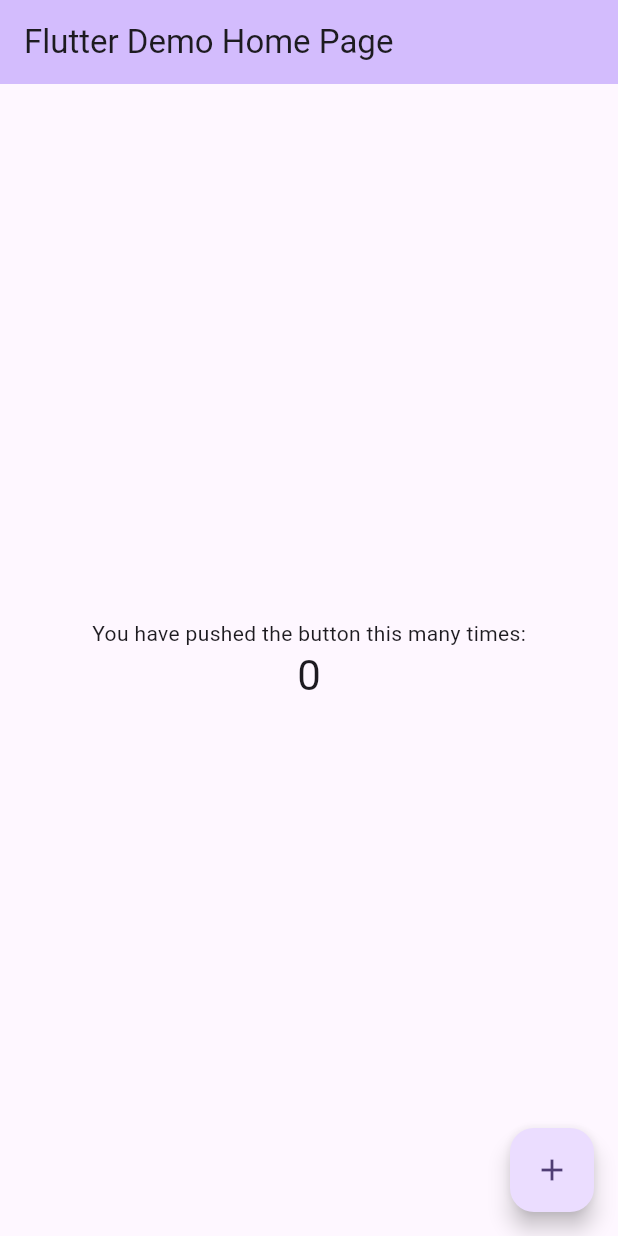
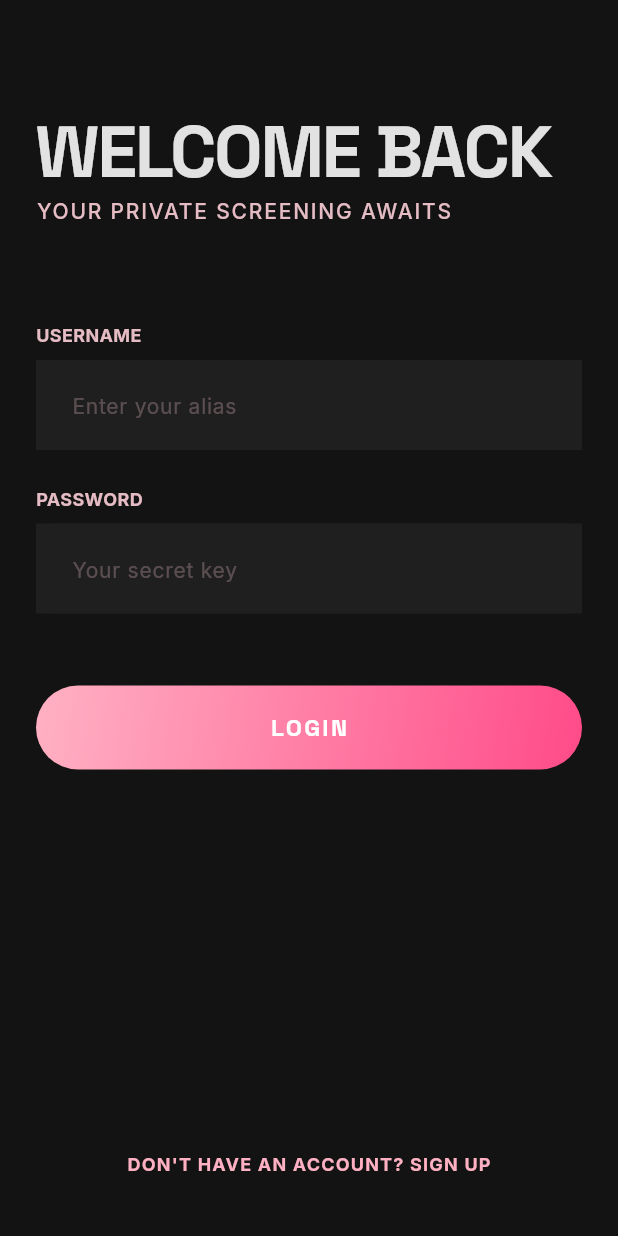
Before and after one commit to anoochit/cineswipe, a Flutter app: the screen it shows after launch, on a phone screen of 412 x 824 dp. Run offline on Flutter 3.47's test engine with Material 3 defaults, Android fonts, the phone set to English and light mode, and no system bars; our stand-ins replace google_fonts.

Commit message:
apply design in login screen

```diff
--- /dev/null
+++ b/lib/login_screen.dart
@@ -0,0 +1,199 @@
+import 'package:flutter/material.dart';
+import 'package:google_fonts/google_fonts.dart';
+
+class LoginScreen extends StatefulWidget {
+  const LoginScreen({super.key});
+
+  @override
+  State<LoginScreen> createState() => _LoginScreenState();
+}
+
+class _LoginScreenState extends State<LoginScreen> {
+  final _usernameController = TextEditingController();
+  final _passwordController = TextEditingController();
+
+  @override
+  void dispose() {
+    _usernameController.dispose();
+    _passwordController.dispose();
+    super.dispose();
+  }
+
+  @override
+  Widget build(BuildContext context) {
+    final theme = Theme.of(context);
+    final colorScheme = theme.colorScheme;
+    final textTheme = theme.textTheme;
+
+    return Scaffold(
+      body: SafeArea(
+        child: Padding(
+          padding: const EdgeInsets.symmetric(horizontal: 24.0),
+          child: Column(
+            crossAxisAlignment: CrossAxisAlignment.start,
+            children: [
+              const SizedBox(height: 80),
+              // Cinematic Headline
+              Text(
+                'WELCOME BACK',
+                style: GoogleFonts.spaceGrotesk(
+                  color: colorScheme.onSurface,
+                  fontSize: 48,
+                  fontWeight: FontWeight.bold,
+                  letterSpacing: -1.5,
+                  height: 0.9,
+                ),
+              ),
+              const SizedBox(height: 8),
+              Text(
+                'YOUR PRIVATE SCREENING AWAITS',
+                style: textTheme.labelLarge?.copyWith(
+                  letterSpacing: 1.2,
+                ),
+              ),
+              const SizedBox(height: 64),
+              // Username Input
+              _CineSwipeTextField(
+                controller: _usernameController,
+                label: 'USERNAME',
+                hint: 'Enter your alias',
+              ),
+              const SizedBox(height: 24),
+              // Password Input
+              _CineSwipeTextField(
+                controller: _passwordController,
+                label: 'PASSWORD',
+                hint: 'Your secret key',
+                obscureText: true,
+              ),
+              const SizedBox(height: 48),
+              // Login Button with Pulse Gradient
+              _CineSwipeButton(
+                onPressed: () {
+                  // Handle login
+                },
+                text: 'LOGIN',
+              ),
+              const Spacer(),
+              // Footer link
+              Center(
+                child: TextButton(
+                  onPressed: () {
+                    // Navigate to signup
+                  },
+                  child: Text(
+                    "DON'T HAVE AN ACCOUNT? SIGN UP",
+                    style: GoogleFonts.inter(
+                      color: colorScheme.primary,
+                      fontSize: 12,
+                      fontWeight: FontWeight.bold,
+                      letterSpacing: 0.8,
+                    ),
+                  ),
+                ),
+              ),
+              const SizedBox(height: 24),
+            ],
+          ),
+        ),
+      ),
+    );
+  }
+}
+
+class _CineSwipeTextField extends StatelessWidget {
+  final TextEditingController controller;
+  final String label;
+  final String hint;
+  final bool obscureText;
+
+  const _CineSwipeTextField({
+    required this.controller,
+    required this.label,
+    required this.hint,
+    this.obscureText = false,
+  });
+
+  @override
+  Widget build(BuildContext context) {
+    final theme = Theme.of(context);
+    final decoration = theme.inputDecorationTheme;
+
+    return Column(
+      crossAxisAlignment: CrossAxisAlignment.start,
+      children: [
+        Text(
+          label,
+          style: decoration.labelStyle,
+        ),
+        const SizedBox(height: 8),
+        Container(
+          decoration: BoxDecoration(
+            color: decoration.fillColor,
+            borderRadius: BorderRadius.circular(12),
+          ),
+          child: TextField(
+            controller: controller,
+            obscureText: obscureText,
+            style: GoogleFonts.inter(color: theme.colorScheme.onSurface),
+            decoration: InputDecoration(
+              hintText: hint,
+              hintStyle: decoration.hintStyle,
+              contentPadding: const EdgeInsets.symmetric(
+                horizontal: 20,
+                vertical: 18,
+              ),
+              border: InputBorder.none,
+            ),
+          ),
+        ),
+      ],
+    );
+  }
+}
+
+class _CineSwipeButton extends StatelessWidget {
+  final VoidCallback onPressed;
+  final String text;
+
+  const _CineSwipeButton({
+    required this.onPressed,
+    required this.text,
+  });
+
+  @override
+  Widget build(BuildContext context) {
+    final colorScheme = Theme.of(context).colorScheme;
+
+    return Container(
+      width: double.infinity,
+      height: 56,
+      decoration: BoxDecoration(
+        gradient: LinearGradient(
+          colors: [colorScheme.primary, colorScheme.primaryContainer],
+          begin: Alignment.topLeft,
+          end: Alignment.bottomRight,
+        ),
+        borderRadius: BorderRadius.circular(28),
+      ),
+      child: Material(
+        color: Colors.transparent,
+        child: InkWell(
+          onTap: onPressed,
+          borderRadius: BorderRadius.circular(28),
+          child: Center(
+            child: Text(
+              text,
+              style: GoogleFonts.spaceGrotesk(
+                color: Colors.white,
+                fontSize: 16,
+                fontWeight: FontWeight.bold,
+                letterSpacing: 1.5,
+              ),
+            ),
+          ),
+        ),
+      ),
+    );
+  }
+}
--- a/lib/main.dart
+++ b/lib/main.dart
@@ -1,122 +1,21 @@
 import 'package:flutter/material.dart';
+import 'theme.dart';
+import 'login_screen.dart';
 
 void main() {
-  runApp(const MyApp());
+  runApp(const CineSwipeApp());
 }
 
-class MyApp extends StatelessWidget {
-  const MyApp({super.key});
+class CineSwipeApp extends StatelessWidget {
+  const CineSwipeApp({super.key});
 
-  // This widget is the root of your application.
   @override
   Widget build(BuildContext context) {
     return MaterialApp(
-      title: 'Flutter Demo',
-      theme: ThemeData(
-        // This is the theme of your application.
-        //
-        // TRY THIS: Try running your application with "flutter run". You'll see
-        // the application has a purple toolbar. Then, without quitting the app,
-        // try changing the seedColor in the colorScheme below to Colors.green
-        // and then invoke "hot reload" (save your changes or press the "hot
-        // reload" button in a Flutter-supported IDE, or press "r" if you used
-        // the command line to start the app).
-        //
-        // Notice that the counter didn't reset back to zero; the application
-        // state is not lost during the reload. To reset the state, use hot
-        // restart instead.
-        //
-        // This works for code too, not just values: Most code changes can be
-        // tested with just a hot reload.
-        colorScheme: .fromSeed(seedColor: Colors.deepPurple),
-      ),
-      home: const MyHomePage(title: 'Flutter Demo Home Page'),
+      title: 'CineSwipe',
+      debugShowCheckedModeBanner: false,
+      theme: CineSwipeTheme.darkTheme,
+      home: const LoginScreen(),
     );
   }
 }
-
-class MyHomePage extends StatefulWidget {
-  const MyHomePage({super.key, required this.title});
-
-  // This widget is the home page of your application. It is stateful, meaning
-  // that it has a State object (defined below) that contains fields that affect
-  // how it looks.
-
-  // This class is the configuration for the state. It holds the values (in this
-  // case the title) provided by the parent (in this case the App widget) and
-  // used by the build method of the State. Fields in a Widget subclass are
-  // always marked "final".
-
-  final String title;
-
-  @override
-  State<MyHomePage> createState() => _MyHomePageState();
-}
-
-class _MyHomePageState extends State<MyHomePage> {
-  int _counter = 0;
-
-  void _incrementCounter() {
-    setState(() {
-      // This call to setState tells the Flutter framework that something has
-      // changed in this State, which causes it to rerun the build method below
-      // so that the display can reflect the updated values. If we changed
-      // _counter without calling setState(), then the build method would not be
-      // called again, and so nothing would appear to happen.
-      _counter++;
-    });
-  }
-
-  @override
-  Widget build(BuildContext context) {
-    // This method is rerun every time setState is called, for instance as done
-    // by the _incrementCounter method above.
-    //
-    // The Flutter framework has been optimized to make rerunning build methods
-    // fast, so that you can just rebuild anything that needs updating rather
-    // than having to individually change instances of widgets.
-    return Scaffold(
-      appBar: AppBar(
-        // TRY THIS: Try changing the color here to a specific color (to
-        // Colors.amber, perhaps?) and trigger a hot reload to see the AppBar
-        // change color while the other colors stay the same.
-        backgroundColor: Theme.of(context).colorScheme.inversePrimary,
-        // Here we take the value from the MyHomePage object that was created by
-        // the App.build method, and use it to set our appbar title.
-        title: Text(widget.title),
-      ),
-      body: Center(
-        // Center is a layout widget. It takes a single child and positions it
-        // in the middle of the parent.
-        child: Column(
-          // Column is also a layout widget. It takes a list of children and
-          // arranges them vertically. By default, it sizes itself to fit its
-          // children horizontally, and tries to be as tall as its parent.
-          //
-          // Column has various properties to control how it sizes itself and
-          // how it positions its children. Here we use mainAxisAlignment to
-          // center the children vertically; the main axis here is the vertical
-          // axis because Columns are vertical (the cross axis would be
-          // horizontal).
-          //
-          // TRY THIS: Invoke "debug painting" (choose the "Toggle Debug Paint"
-          // action in the IDE, or press "p" in the console), to see the
-          // wireframe for each widget.
-          mainAxisAlignment: .center,
-          children: [
-            const Text('You have pushed the button this many times:'),
-            Text(
-              '$_counter',
-              style: Theme.of(context).textTheme.headlineMedium,
-            ),
-          ],
-        ),
-      ),
-      floatingActionButton: FloatingActionButton(
-        onPressed: _incrementCounter,
-        tooltip: 'Increment',
-        child: const Icon(Icons.add),
-      ),
-    );
-  }
-}
--- /dev/null
+++ b/lib/theme.dart
@@ -0,0 +1,103 @@
+import 'package:flutter/material.dart';
+import 'package:google_fonts/google_fonts.dart';
+
+class CineSwipeTheme {
+  // Brand Colors
+  static const Color surfaceDim = Color(0xFF131313);
+  static const Color surfaceContainerLowest = Color(0xFF0E0E0E);
+  static const Color surfaceContainerLow = Color(0xFF171717);
+  static const Color surfaceContainer = Color(0xFF1F1F1F);
+  static const Color surfaceContainerHigh = Color(0xFF2A2A2A);
+  static const Color surfaceContainerHighest = Color(0xFF353535);
+
+  static const Color primary = Color(0xFFFFB1C3);
+  static const Color primaryContainer = Color(0xFFFF4B89);
+  static const Color onPrimary = Colors.white;
+
+  static const Color onSurface = Color(0xFFE2E2E2);
+  static const Color onSurfaceVariant = Color(0xFFE5BCC4);
+
+  static const Color tertiary = Color(0xFF00DBE9);
+
+  static ThemeData get darkTheme {
+    return ThemeData(
+      useMaterial3: true,
+      brightness: Brightness.dark,
+      scaffoldBackgroundColor: surfaceDim,
+      colorScheme: const ColorScheme.dark(
+        primary: primary,
+        primaryContainer: primaryContainer,
+        onPrimary: onPrimary,
+        surface: surfaceDim,
+        onSurface: onSurface,
+        onSurfaceVariant: onSurfaceVariant,
+        tertiary: tertiary,
+      ),
+      // Typography
+      textTheme: TextTheme(
+        displayLarge: GoogleFonts.spaceGrotesk(
+          fontSize: 57,
+          fontWeight: FontWeight.bold,
+          color: onSurface,
+        ),
+        displayMedium: GoogleFonts.spaceGrotesk(
+          fontSize: 45,
+          fontWeight: FontWeight.bold,
+          color: onSurface,
+        ),
+        displaySmall: GoogleFonts.spaceGrotesk(
+          fontSize: 36,
+          fontWeight: FontWeight.bold,
+          color: onSurface,
+        ),
+        headlineLarge: GoogleFonts.spaceGrotesk(
+          fontSize: 32,
+          fontWeight: FontWeight.bold,
+          color: onSurface,
+        ),
+        bodyLarge: GoogleFonts.inter(
+          fontSize: 16,
+          color: onSurface,
+        ),
+        bodyMedium: GoogleFonts.inter(
+          fontSize: 14,
+          color: onSurface,
+        ),
+        labelLarge: GoogleFonts.inter(
+          fontSize: 14,
+          fontWeight: FontWeight.w500,
+          color: onSurfaceVariant,
+        ),
+      ),
+      // Components
+      elevatedButtonTheme: ElevatedButtonThemeData(
+        style: ElevatedButton.styleFrom(
+          backgroundColor: primary,
+          foregroundColor: onPrimary,
+          textStyle: GoogleFonts.spaceGrotesk(
+            fontWeight: FontWeight.bold,
+            letterSpacing: 1.2,
+          ),
+          shape: const StadiumBorder(),
+        ),
+      ),
+      inputDecorationTheme: InputDecorationTheme(
+        filled: true,
+        fillColor: surfaceContainer,
+        border: OutlineInputBorder(
+          borderRadius: BorderRadius.circular(12),
+          borderSide: BorderSide.none,
+        ),
+        hintStyle: GoogleFonts.inter(
+          color: onSurfaceVariant.withAlpha(76),
+          fontSize: 14,
+        ),
+        labelStyle: GoogleFonts.inter(
+          color: onSurfaceVariant,
+          fontSize: 12,
+          fontWeight: FontWeight.bold,
+        ),
+      ),
+    );
+  }
+}
--- a/pubspec.yaml
+++ b/pubspec.yaml
@@ -34,6 +34,7 @@ dependencies:
   # The following adds the Cupertino Icons font to your application.
   # Use with the CupertinoIcons class for iOS style icons.
   cupertino_icons: ^1.0.8
+  google_fonts: ^8.0.2
 
 dev_dependencies:
   flutter_test:
```
Also changed, not shown: pubspec.lock, 2 other files.
